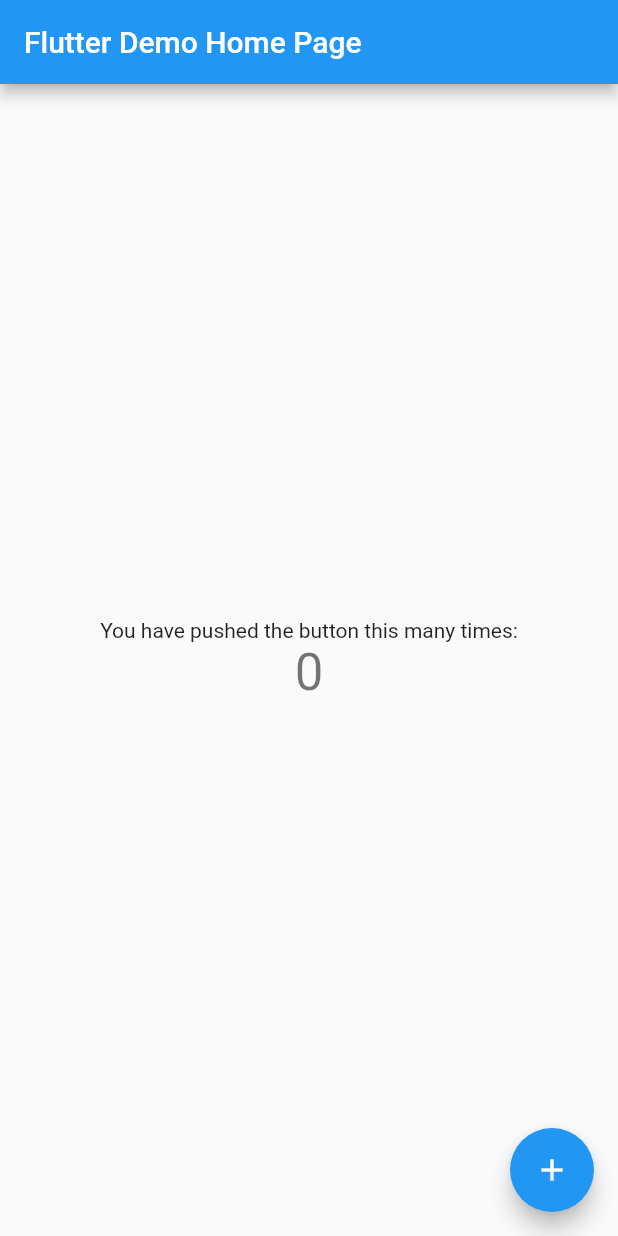
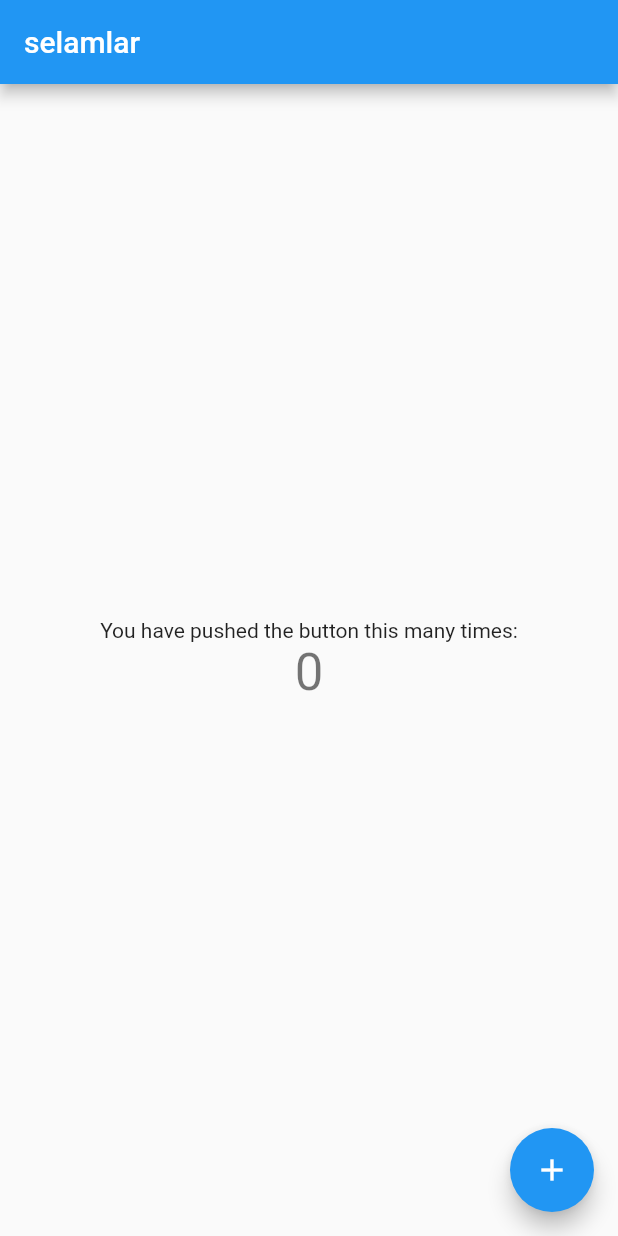
Before and after one commit to SultanSaribas/is_takip_flutter, a Flutter app: the screen it shows after launch, on a phone screen of 412 x 824 dp. Run offline on Flutter 3.47's test engine with Material 2 defaults, Android fonts, the phone set to English and light mode, and no system bars.

Commit message:
Update main.dart
ben yaptım.

```diff
--- a/lib/main.dart
+++ b/lib/main.dart
@@ -26,7 +26,7 @@ class MyApp extends StatelessWidget {
         // closer together (more dense) than on mobile platforms.
         visualDensity: VisualDensity.adaptivePlatformDensity,
       ),
-      home: MyHomePage(title: 'Flutter Demo Home Page'),
+      home: MyHomePage(title: 'selamlar'),
     );
   }
 }
```
